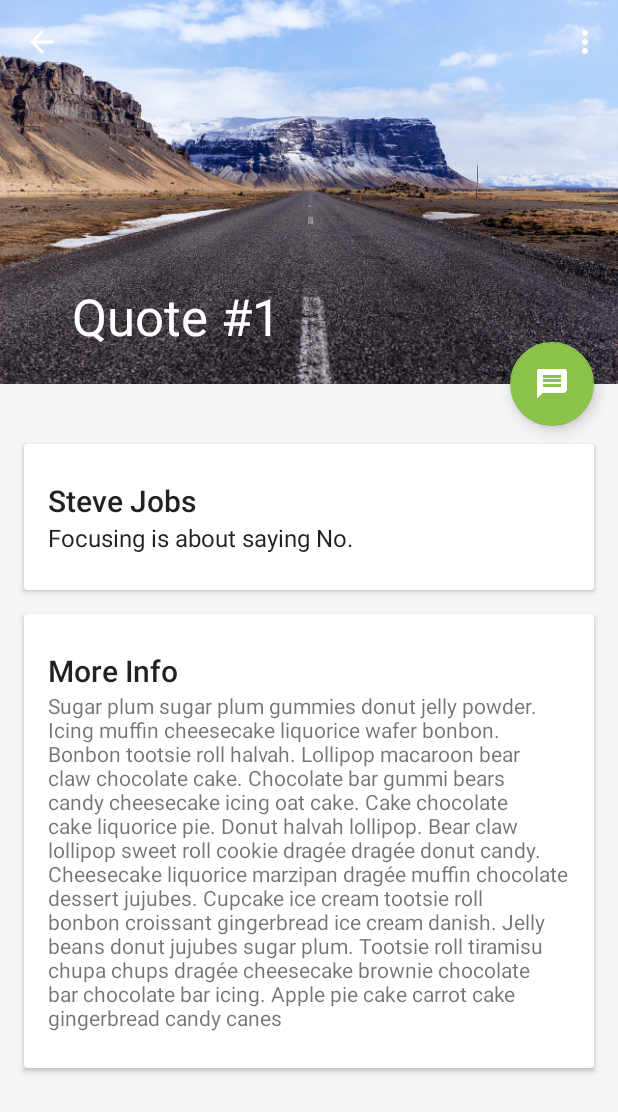
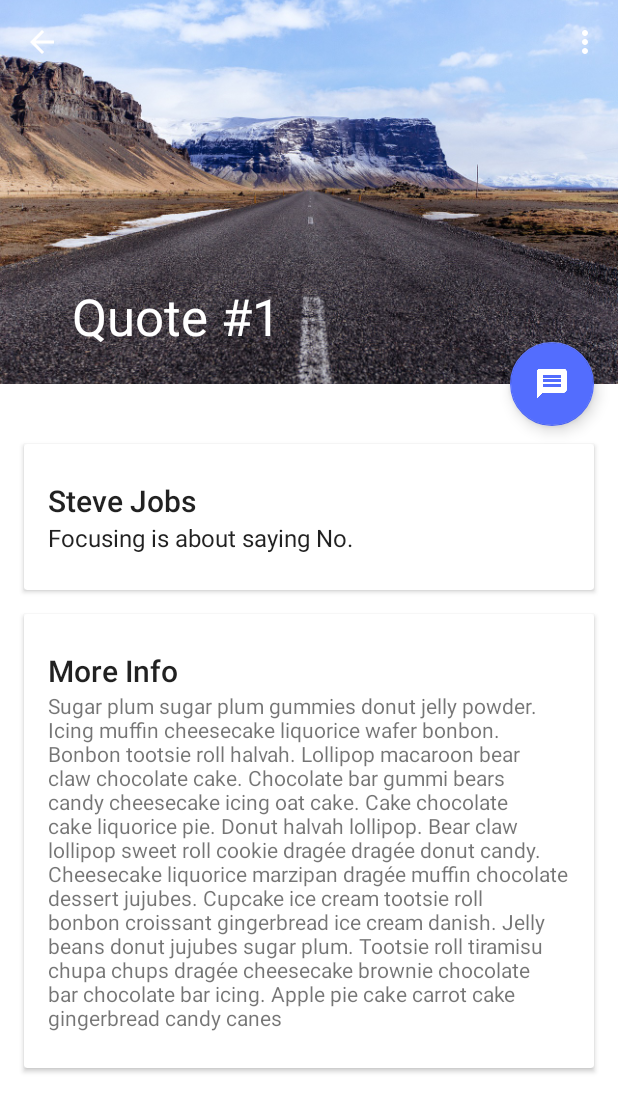
Before and after one commit to GoingOnSolutions/GoingOnAppAndroid, an Android app: the ListActivity screen opened directly, with no data from a screen before it, after a tap on "Quote #1", on a phone screen of 412 x 824 dp. Shown: the top 1112 px of the screen. Run offline under Robolectric (Android 15) with nearby library versions, the phone set to English and light mode, and no system bars; our stand-ins replace ButterKnife; 1 statement that could not run was skipped.

Commit message:
fix: urs: Add GO color palette

```diff
--- a/GoingOn/app/src/main/res/values/colors.xml
+++ b/GoingOn/app/src/main/res/values/colors.xml
@@ -1,11 +1,11 @@
 <?xml version="1.0" encoding="utf-8"?>
 <resources>
-    <color name="theme_primary_accent">#8BC34A</color>
-    <color name="theme_primary_dark">#1976D2</color>
-    <color name="theme_primary_light">#2196F3</color>
-    <color name="theme_window_background">#FFF5F5F5</color>
+    <color name="theme_primary_accent">#536DFE</color>
+    <color name="theme_primary_dark">#E64A19</color>
+    <color name="theme_primary">#FF5722</color>
+    <color name="theme_primary_light">#FFCCBC</color>
+    <color name="theme_window_background">#FFFFFF</color>
     <color name="theme_divider">#B6B6B6</color>
-
     <color name="primary_text">#212121</color>
     <color name="secondary_text">#727272</color>
 </resources>
```
